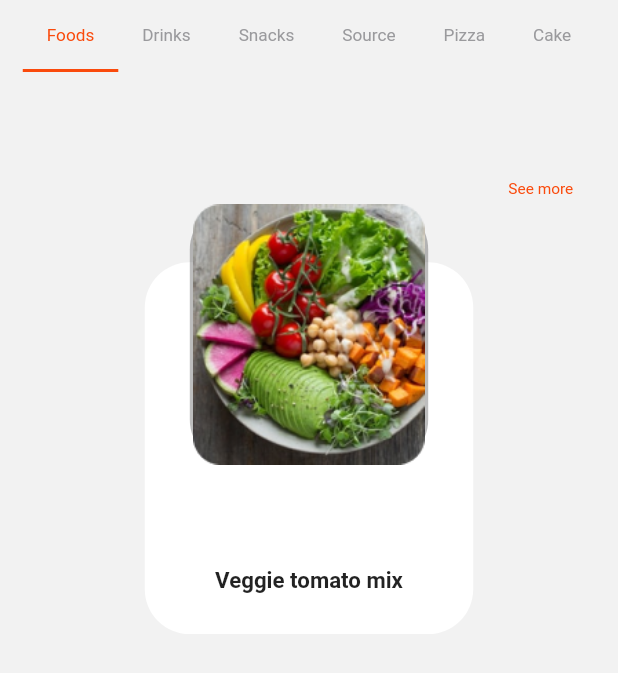
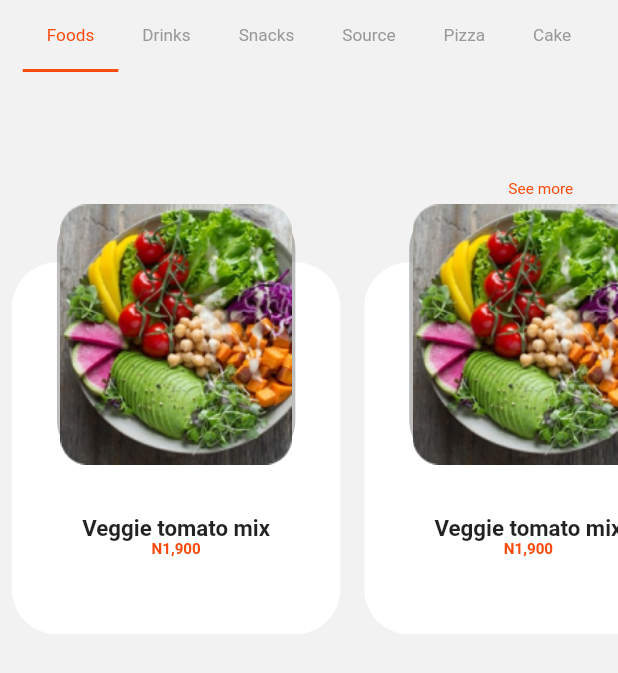
Before and after one commit to solomontu/thurisatest, a Flutter app: the CategoriesTabBar widget shown alone on an empty page, opened directly, on a phone screen of 412 x 824 dp. Shown: the top 673 px of the screen. Run offline on Flutter 3.47's test engine with Material 2 defaults, Android fonts, the phone set to English and light mode, and no system bars; our stand-ins replace flutter_screenutil, flutter_svg, go_router; Roboto replaces fonts that are missing (Segoe UI).

Commit message:
Configured app router

```diff
--- a/lib/config/app_colors.dart
+++ b/lib/config/app_colors.dart
@@ -6,6 +6,8 @@ class AppTheme {
   static const Color  ogreOdorGrade4 = Color.fromRGBO(255, 71, 11, 0.51);
   static const Color  ogreOdorGrade5 = Color.fromRGBO(255, 70, 10, 1);
   static const Color  ogreOdorGrade3 = Color.fromRGBO(255, 71, 11, 1);
+  static const Color  ogreOdorGrade6 = Color.fromRGBO(250, 74, 12, 1);
+  static const Color  ogreOdorGrade7 = Color.fromRGBO(215, 56, 0, 0.4);
 
 
 
@@ -15,6 +17,7 @@ class AppTheme {
   static const Color  black   = Color.fromRGBO(0, 0, 0, 1);//scaffoldD
   static const Color  white = Color.fromRGBO(255, 255, 255, 1);//scaffoldD
   static const Color  spanishGray= Color.fromRGBO(154, 154, 157, 1);//unselected category
+  static const Color  silverChalice= Color.fromRGBO(173, 173, 175, 1);//unselected category
 
 
 
--- a/lib/module/home_page/home_page.dart
+++ b/lib/module/home_page/home_page.dart
@@ -107,9 +107,12 @@ class CategoriesTabBar extends StatelessWidget {
           ),
           SizedBox(
               height: 312.h,
-              child: const TabBarView(children: [
-                ProductCard(),
-                OtherTabs(),
+              child: TabBarView(children: [
+                SingleChildScrollView(
+                    scrollDirection: Axis.horizontal,
+                    child: Row(
+                      children: List.generate(5, (index) => ProductCard()),
+                    )),
                 OtherTabs(),
                 OtherTabs(),
                 OtherTabs(),
@@ -127,7 +130,9 @@ class ProductCard extends StatelessWidget {
 
   @override
   Widget build(BuildContext context) {
-    return SingleChildScrollView(
+    return Padding(
+      padding:  EdgeInsets.symmetric(horizontal: 8.0.w),
+      child: SingleChildScrollView(
         child: Row(mainAxisAlignment: MainAxisAlignment.center, children: [
           SizedBox(
             height: 312.h,
@@ -158,18 +163,33 @@ class ProductCard extends StatelessWidget {
                     ),
                   )),
               Positioned(
-                bottom: 30.0.h,
+                bottom: 55.0.h,
                 left: 30,
                 right: 30,
-                child: Column(children: [Text(
+                child: Column(
+                  mainAxisAlignment: MainAxisAlignment.center,
+                  crossAxisAlignment: CrossAxisAlignment.center,
+                  children: [
+                    Text(
                       'Veggie tomato mix',
                       style: TextStyle(
-                      fontSize: 22.sp, fontWeight: FontWeight.w600),
-                )],))
+                          overflow: TextOverflow.clip,
+                          fontSize: 22.sp,
+                          fontWeight: FontWeight.w600),
+                    ),
+                    Text('N1,900',
+                        style: TextStyle(
+                            color: AppTheme.ogreOdorGrade6,
+                            fontSize: 15.sp,
+                            fontWeight: FontWeight.w700))
+                  ],
+                ),
+              )
               // SizedBox(height: 2.h),
             ]),
           )
         ]),
+      ),
     );
   }
 }
--- a/lib/module/splash/splash_screen.dart
+++ b/lib/module/splash/splash_screen.dart
@@ -1,6 +1,7 @@
 import 'package:flutter/material.dart';
 import 'package:flutter_screenutil/flutter_screenutil.dart';
 import 'package:flutter_svg/flutter_svg.dart';
+import 'package:go_router/go_router.dart';
 import 'package:thurisatest/config/app_colors.dart';
 
 class SplashScreen extends StatelessWidget {
@@ -113,7 +114,9 @@ class SplashScreen extends StatelessWidget {
                           borderRadius: BorderRadius.circular(
                               30), // Set the desired border radius here
                         )),
-                    onPressed: () {},
+                    onPressed: () {
+                      context.goNamed('home');
+                    },
                     child: Text(
                       'Get started',
                       style: TextStyle(
--- /dev/null
+++ b/lib/services/router_service/app_router.dart
@@ -0,0 +1,55 @@
+
+import 'package:flutter/material.dart';
+import 'package:go_router/go_router.dart';
+import 'package:thurisatest/module/favourite/favourite.dart';
+import 'package:thurisatest/module/history/history.dart';
+import 'package:thurisatest/module/home_page/home_page.dart';
+import 'package:thurisatest/module/person/person.dart';
+import 'package:thurisatest/module/shered_widget/button_navigation_bar/scaffold_with_bottom_navigation_bar.dart';
+import 'package:thurisatest/module/splash/splash_screen.dart';
+
+final rootNavigatorKey = GlobalKey<NavigatorState>();
+final shellNavigatorKey = GlobalKey<NavigatorState>();
+
+final GoRouter router = GoRouter(
+  navigatorKey: rootNavigatorKey,
+  initialLocation: '/',
+  routes: <RouteBase>[
+    GoRoute(
+        path: '/',
+        builder: (context, state) => const SplashScreen()),
+    ShellRoute(
+        navigatorKey: shellNavigatorKey,
+        builder: (context, state, child) {
+          return ScaffoldWithBottomNavBar(child: child);
+        },
+        routes: [
+          GoRoute(
+              path: '/home',
+              name: 'home',
+              builder: (context, state) => HomePage(key: state.pageKey),
+            ),
+          GoRoute(
+              path: '/favorite',
+              name: 'favorite',
+              builder: (BuildContext context, state) {
+                return const Favorite();
+              }),
+          GoRoute(
+              path: '/person',
+              name: 'person',
+              builder: (BuildContext context, state) {
+                return const Person();
+              }),
+
+          GoRoute(
+              path: '/history',
+              name: 'history',
+              builder: (BuildContext context, state) {
+                return const History();
+              })
+
+        ]),
+
+  ],
+);
--- a/lib/shared_values/app_constants.dart
+++ b/lib/shared_values/app_constants.dart
@@ -1,5 +1,13 @@
+import 'package:flutter/material.dart';
+
 class AppConstants {
   AppConstants();
+
+  static const int zero = 0;
+  static const int one = 1;
+  static const int two = 2;
+  static const int three = 3;
+  static const int four = 4;
 
   static const List<String> tabBarList = <String>[
     'Foods',
@@ -9,4 +17,30 @@ class AppConstants {
     'Pizza',
     'Cake',
   ];
+
+  static const List<BottomNavigationBarItem> bottomNavigationItems =
+      <BottomNavigationBarItem>[
+    BottomNavigationBarItem(
+        label: 'home',
+        icon: Icon(Icons.home_outlined),
+        activeIcon: Icon(
+          Icons.home,
+        )),
+    BottomNavigationBarItem(
+      label: 'favorite',
+      icon: Icon(Icons.favorite_border),
+      activeIcon: Icon(Icons.favorite),
+    ),
+    BottomNavigationBarItem(
+        label: 'person',
+        icon: Icon(Icons.person_4_outlined),
+        activeIcon: Icon(Icons.person)),
+    BottomNavigationBarItem(
+      label: 'history',
+      icon: Icon(
+        Icons.history,
+      ),
+      activeIcon: Icon(Icons.history_outlined),
+    ),
+  ];
 }
```
Also changed, not shown: lib/main.dart (+10 -10 lines), lib/module/favourite/favourite.dart (added, +12 -0 lines), lib/module/history/history.dart (added, +11 -0 lines), lib/module/person/person.dart (added, +12 -0 lines), lib/module/shered_widget/button_navigation_bar/bottom_navigationbar.dart (added, +37 -0 lines), lib/module/shered_widget/button_navigation_bar/scaffold_with_bottom_navigation_bar.dart (added, +16 -0 lines), lib/shared_logic/shell_router_logic.dart (added, +30 -0 lines). Lines whose indentation alone changed are shown as unchanged.
